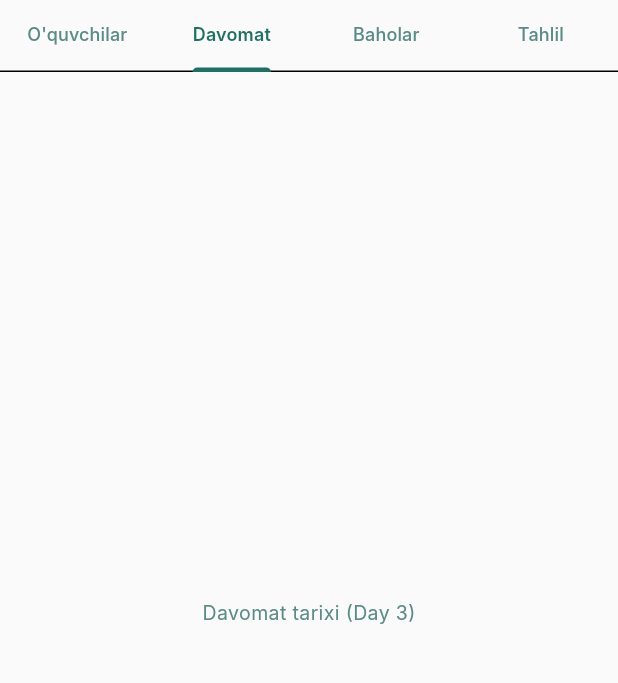
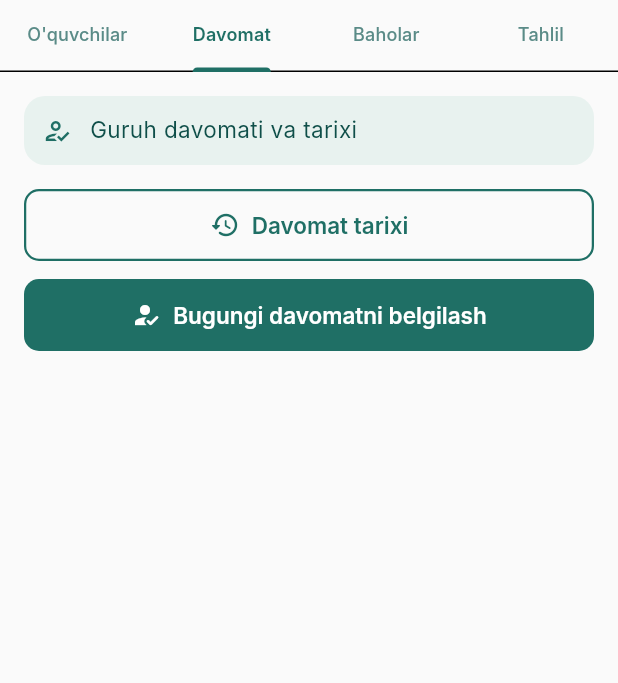
Before and after one commit to rusthype/Alochi_app, a Flutter app: the GroupDetailScreen screen opened directly with empty values, tab 2 chosen, on a phone screen of 412 x 824 dp, the part 84-767 px from its top. Run offline on Flutter 3.47's test engine with Material 3 defaults, Android fonts, the phone set to English and light mode, and no system bars; our stand-ins replace cached_network_image, confetti, dio, file_picker, fl_chart, flutter_riverpod and 7 more; accounts and stored records are empty; network calls fail; Roboto replaces fonts that are missing (Inter); project files that could hold a hidden picture were left out.

Commit message:
fix(teacher): define missing _AttendanceTab and _GradesTab widgets in group_detail_screen

```diff
--- a/lib/features/teacher/groups/group_detail_screen.dart
+++ b/lib/features/teacher/groups/group_detail_screen.dart
@@ -4,10 +4,12 @@ import 'package:go_router/go_router.dart';
 import '../../../theme/colors.dart';
 import '../../../theme/typography.dart';
 import '../../../theme/spacing.dart';
+import '../../../theme/radii.dart';
 import '../../../shared/widgets/alochi_app_bar.dart';
 import '../../../shared/widgets/alochi_avatar.dart';
 import '../../../shared/widgets/alochi_grade_badge.dart';
 import '../../../shared/widgets/alochi_empty_state.dart';
+import '../../../shared/widgets/alochi_button.dart';
 import '../../../core/models/group_model.dart';
 import '../../../core/models/student_model.dart';
 import 'groups_provider.dart';
@@ -132,28 +134,33 @@ class _GroupDetailScreenState extends ConsumerState<GroupDetailScreen>
                     ),
                   ),
                 ),
-                // Attendance tab — placeholder (Day 3)
-                Center(
-                  child: Text(
-                    'Davomat tarixi (Day 3)',
-                    style: AppTextStyles.bodyS
-                        .copyWith(color: AppColors.brandMuted),
+                // Attendance tab
+                _AttendanceTab(groupId: widget.groupId),
+                // Grades tab
+                groupAsync.when(
+                  data: (group) => _GradesTab(
+                    groupId: widget.groupId,
+                    subject: group.subjectName,
+                    groupName: group.code,
                   ),
-                ),
-                // Grades tab — placeholder (Day 3)
-                Center(
-                  child: Text(
-                    "Baholar (Day 3)",
-                    style: AppTextStyles.bodyS
-                        .copyWith(color: AppColors.brandMuted),
+                  loading: () => const Center(
+                    child: CircularProgressIndicator(color: AppColors.brand),
+                  ),
+                  error: (_, __) => _GradesTab(
+                    groupId: widget.groupId,
+                    subject: '',
+                    groupName: '',
                   ),
                 ),
                 // Analytics tab — placeholder (V1.2)
                 Center(
-                  child: Text(
-                    'Tahlil (V1.2)',
-                    style: AppTextStyles.bodyS
-                        .copyWith(color: AppColors.brandMuted),
+                  child: Padding(
+                    padding: const EdgeInsets.all(AppSpacing.xxl),
+                    child: Text(
+                      'Tahlil V1.2 da qo\'shiladi',
+                      style: AppTextStyles.bodyS
+                          .copyWith(color: AppColors.brandMuted),
+                    ),
                   ),
                 ),
               ],
@@ -342,6 +349,130 @@ class _StudentRow extends StatelessWidget {
   }
 }
 
+// ─── Attendance Tab ──────────────────────────────────────────────────────────
+
+class _AttendanceTab extends StatelessWidget {
+  final String groupId;
+
+  const _AttendanceTab({required this.groupId});
+
+  @override
+  Widget build(BuildContext context) {
+    return Padding(
+      padding: const EdgeInsets.all(AppSpacing.l),
+      child: Column(
+        crossAxisAlignment: CrossAxisAlignment.start,
+        children: [
+          Container(
+            padding: const EdgeInsets.all(AppSpacing.m),
+            decoration: BoxDecoration(
+              color: AppColors.brandSoft,
+              borderRadius: BorderRadius.circular(AppRadii.l),
+            ),
+            child: Row(
+              children: [
+                const Icon(Icons.how_to_reg_outlined,
+                    color: AppColors.brand, size: 20),
+                const SizedBox(width: AppSpacing.m),
+                Expanded(
+                  child: Text(
+                    'Guruh davomati va tarixi',
+                    style: AppTextStyles.body
+                        .copyWith(color: AppColors.brandInk),
+                  ),
+                ),
+              ],
+            ),
+          ),
+          const SizedBox(height: AppSpacing.l),
+          AlochiButton.secondary(
+            label: 'Davomat tarixi',
+            icon: Icons.history_rounded,
+            onPressed: () =>
+                context.push('/teacher/groups/$groupId/attendance-history'),
+          ),
+          const SizedBox(height: AppSpacing.m),
+          AlochiButton.primary(
+            label: 'Bugungi davomatni belgilash',
+            icon: Icons.how_to_reg_rounded,
+            onPressed: () {
+              final today = _todayString();
+              context.push(
+                '/teacher/lesson/$groupId/attendance',
+                extra: {'classId': groupId, 'date': today},
+              );
+            },
+          ),
+        ],
+      ),
+    );
+  }
+
+  String _todayString() {
+    final now = DateTime.now();
+    return '${now.year}-${now.month.toString().padLeft(2, '0')}-${now.day.toString().padLeft(2, '0')}';
+  }
+}
+
+// ─── Grades Tab ───────────────────────────────────────────────────────────────
+
+class _GradesTab extends StatelessWidget {
+  final String groupId;
+  final String subject;
+  final String groupName;
+
+  const _GradesTab({
+    required this.groupId,
+    required this.subject,
+    required this.groupName,
+  });
+
+  @override
+  Widget build(BuildContext context) {
+    return Padding(
+      padding: const EdgeInsets.all(AppSpacing.l),
+      child: Column(
+        crossAxisAlignment: CrossAxisAlignment.start,
+        children: [
+          Container(
+            padding: const EdgeInsets.all(AppSpacing.m),
+            decoration: BoxDecoration(
+              color: AppColors.brandSoft,
+              borderRadius: BorderRadius.circular(AppRadii.l),
+            ),
+            child: Row(
+              children: [
+                const Icon(Icons.grade_outlined,
+                    color: AppColors.brand, size: 20),
+                const SizedBox(width: AppSpacing.m),
+                Expanded(
+                  child: Text(
+                    'Guruh baholari jurnali',
+                    style: AppTextStyles.body
+                        .copyWith(color: AppColors.brandInk),
+                  ),
+                ),
+              ],
+            ),
+          ),
+          const SizedBox(height: AppSpacing.l),
+          AlochiButton.primary(
+            label: 'Baho qo\'yish',
+            icon: Icons.edit_rounded,
+            onPressed: () => context.push(
+              '/teacher/groups/$groupId/grades',
+              extra: {
+                'subject': subject,
+                'groupName': groupName,
+              },
+            ),
+          ),
+        ],
+      ),
+    );
+  }
+}
+
 class _StudentsLoadingSkeleton extends StatelessWidget {
   const _StudentsLoadingSkeleton();
 
```
